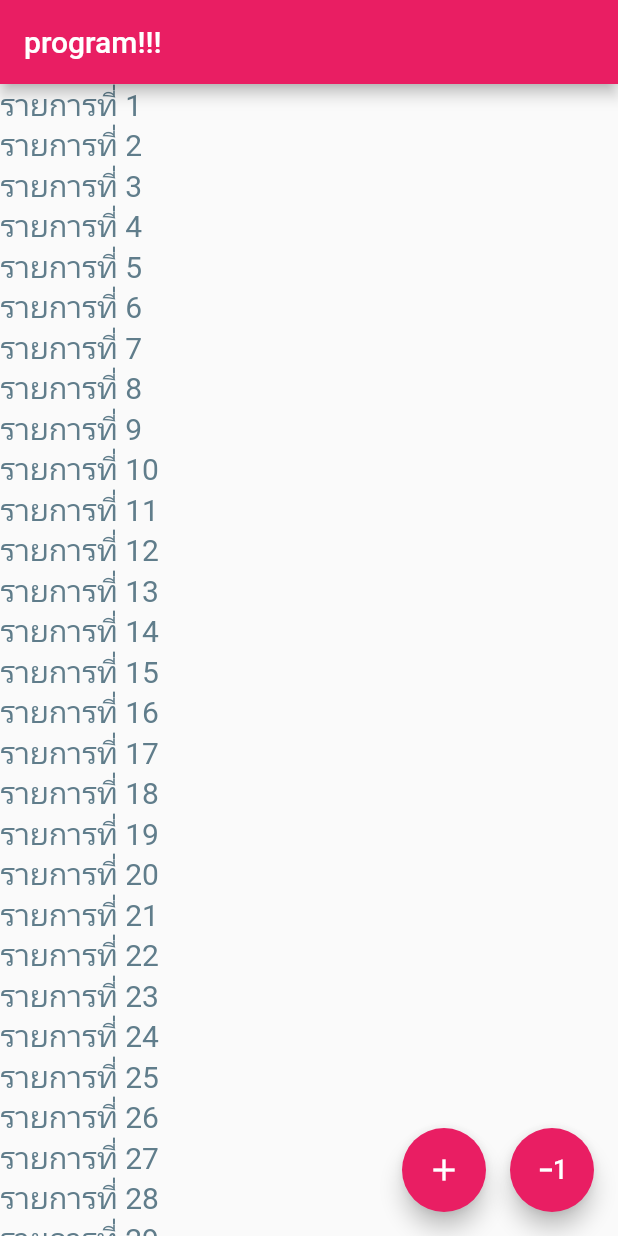
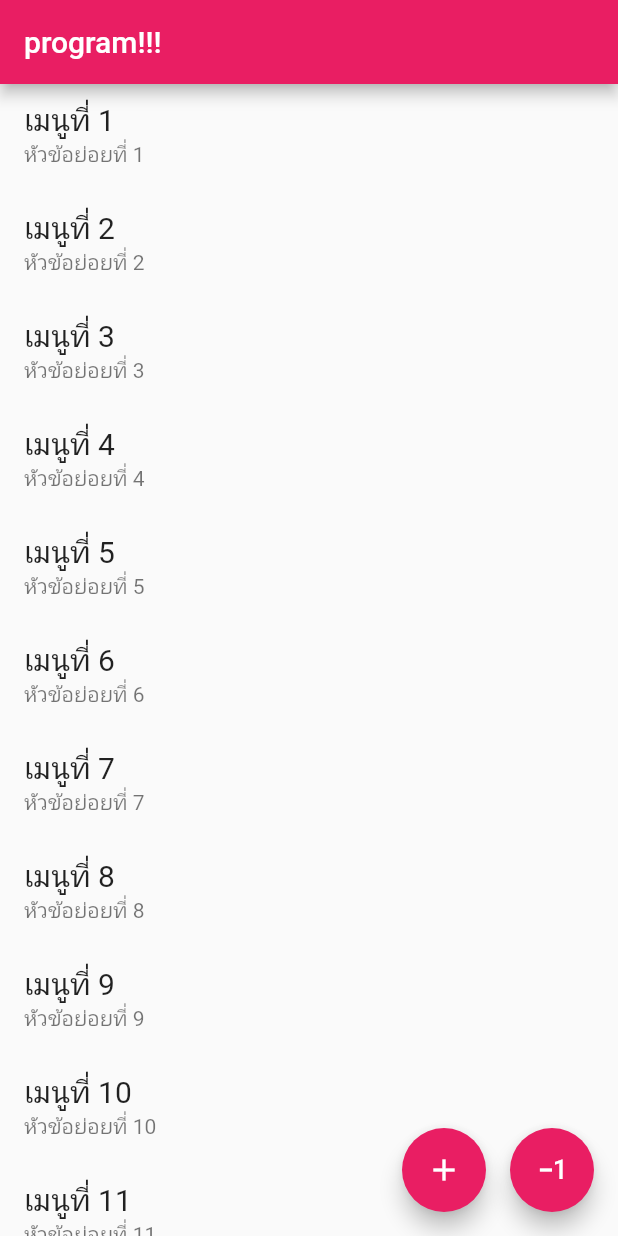
Before and after one commit to napassorn29/basic_flutter, a Flutter app: the screen it shows after launch, on a phone screen of 412 x 824 dp. Run offline on Flutter 3.47's test engine with Material 2 defaults, Android fonts, the light colour scheme and no system bars.

Commit message:
ListTile (title , subtitle)

```diff
--- a/basic_flutter/basic_flutter/lib/main.dart
+++ b/basic_flutter/basic_flutter/lib/main.dart
@@ -85,9 +85,12 @@ class _MyHomePageState extends State<MyHomePage> {
 // กลุ่มข้อมูล text widget เก็บไว้ในตัวแปรชื่อ data
     List<Widget> data = [];
     for (var i = 0; i < count; i++) {
-      var menu = Text(
-        "รายการที่ ${i + 1}",
-        style: TextStyle(fontSize: 20, color: Colors.blueGrey),
+      var menu = ListTile(
+        title: Text(
+          "เมนูที่ ${i + 1}",
+          style: TextStyle(fontSize: 20),
+        ),
+        subtitle: Text("หัวข้อย่อยที่ ${i + 1}"),
       );
       data.add(menu);
     }
```
